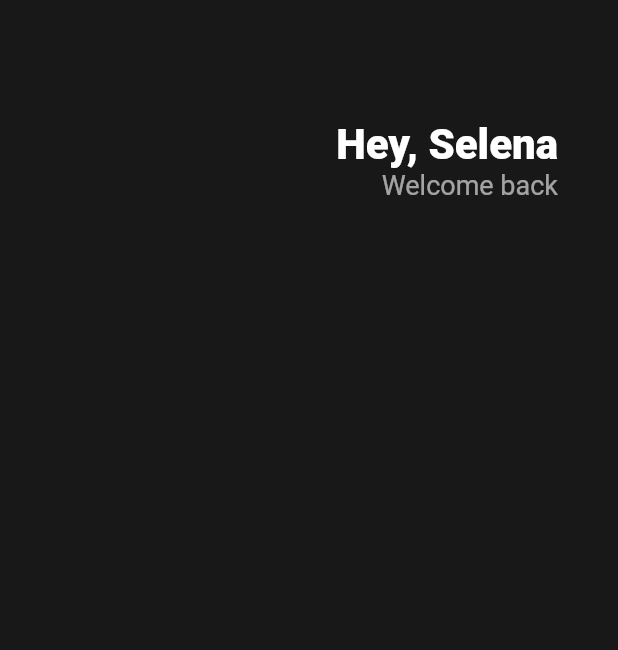
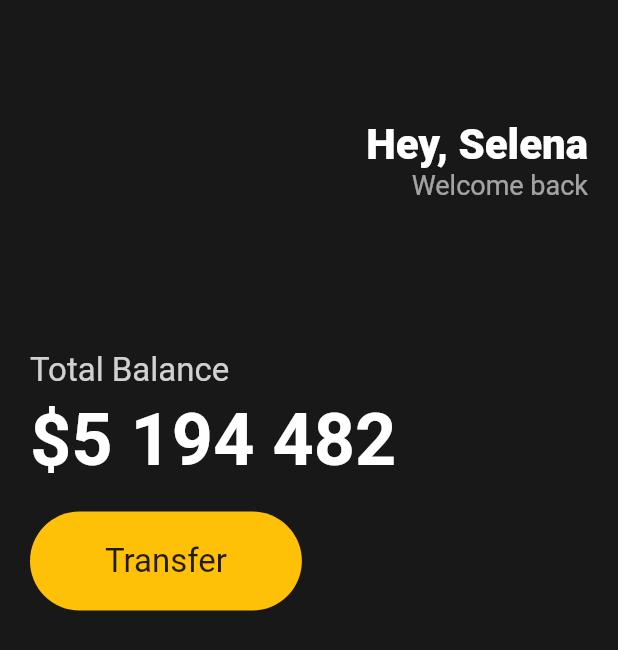
Before and after one commit to tacowasabii/Flutter-UI, a Flutter app: the screen it shows after launch, on a phone screen of 412 x 824 dp. Shown: the top 650 px of the screen. Run offline on Flutter 3.47's test engine with Material 2 defaults, Android fonts, the phone set to English and light mode, and no system bars.

Commit message:
버튼 이미지 만들기

```diff
--- a/analysis_options.yaml
+++ b/analysis_options.yaml
@@ -21,10 +21,10 @@ linter:
   # or a specific dart file by using the `// ignore: name_of_lint` and
   # `// ignore_for_file: name_of_lint` syntax on the line or in the file
   # producing the lint.
-  rules:
-    prefer_const_constructors: false
-    prefer_const_literals_to_create_immutables: false
-    # avoid_print: false  # Uncomment to disable the `avoid_print` rule
-    # prefer_single_quotes: true  # Uncomment to enable the `prefer_single_quotes` rule
+  # rules:
+  #   prefer_const_constructors: false
+  #   prefer_const_literals_to_create_immutables: false
+  # avoid_print: false  # Uncomment to disable the `avoid_print` rule
+  # prefer_single_quotes: true  # Uncomment to enable the `prefer_single_quotes` rule
 # Additional information about this file can be found at
 # https://dart.dev/guides/language/analysis-options
--- a/lib/main.dart
+++ b/lib/main.dart
@@ -9,12 +9,15 @@ class MyApp extends StatelessWidget {
   Widget build(BuildContext context) {
     return MaterialApp(
       home: Scaffold(
-        backgroundColor: Color(0xFF181818),
+        backgroundColor: const Color(0xFF181818),
         body: Padding(
-          padding: EdgeInsets.symmetric(horizontal: 40),
+          padding: const EdgeInsets.symmetric(
+            horizontal: 20,
+          ),
           child: Column(
+            crossAxisAlignment: CrossAxisAlignment.start,
             children: [
-              SizedBox(
+              const SizedBox(
                 height: 80,
               ),
               Row(
@@ -23,7 +26,7 @@ class MyApp extends StatelessWidget {
                   Column(
                     crossAxisAlignment: CrossAxisAlignment.end,
                     children: [
-                      Text(
+                      const Text(
                         'Hey, Selena',
                         style: TextStyle(
                           color: Colors.white,
@@ -42,6 +45,51 @@ class MyApp extends StatelessWidget {
                   )
                 ],
               ),
+              const SizedBox(
+                height: 100,
+              ),
+              Text(
+                'Total Balance',
+                style: TextStyle(
+                  fontSize: 22,
+                  color: Colors.white.withOpacity(0.8),
+                ),
+              ),
+              const SizedBox(
+                height: 5,
+              ),
+              const Text(
+                '\$5 194 482',
+                style: TextStyle(
+                  fontSize: 48,
+                  fontWeight: FontWeight.w600,
+                  color: Colors.white,
+                ),
+              ),
+              const SizedBox(
+                height: 20,
+              ),
+              Row(
+                children: [
+                  Container(
+                    decoration: BoxDecoration(
+                        color: Colors.amber,
+                        borderRadius: BorderRadius.circular(45)),
+                    child: const Padding(
+                      padding: EdgeInsets.symmetric(
+                        vertical: 20,
+                        horizontal: 50,
+                      ),
+                      child: Text(
+                        'Transfer',
+                        style: TextStyle(
+                          fontSize: 22,
+                        ),
+                      ),
+                    ),
+                  ),
+                ],
+              )
             ],
           ),
         ),
```
